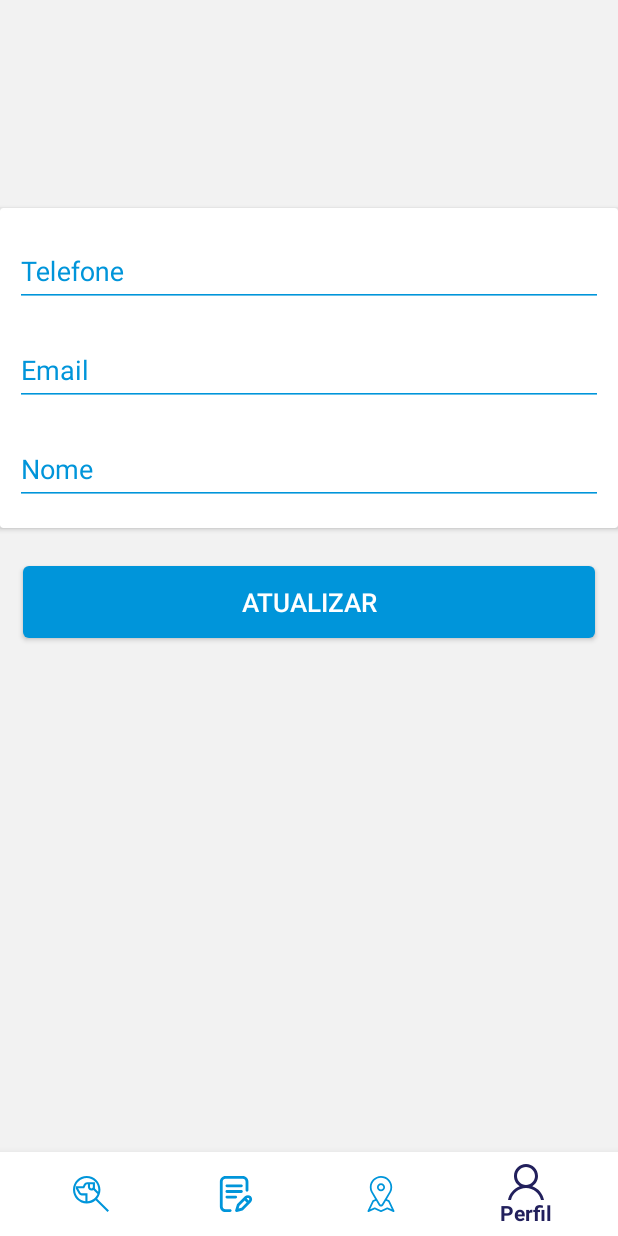
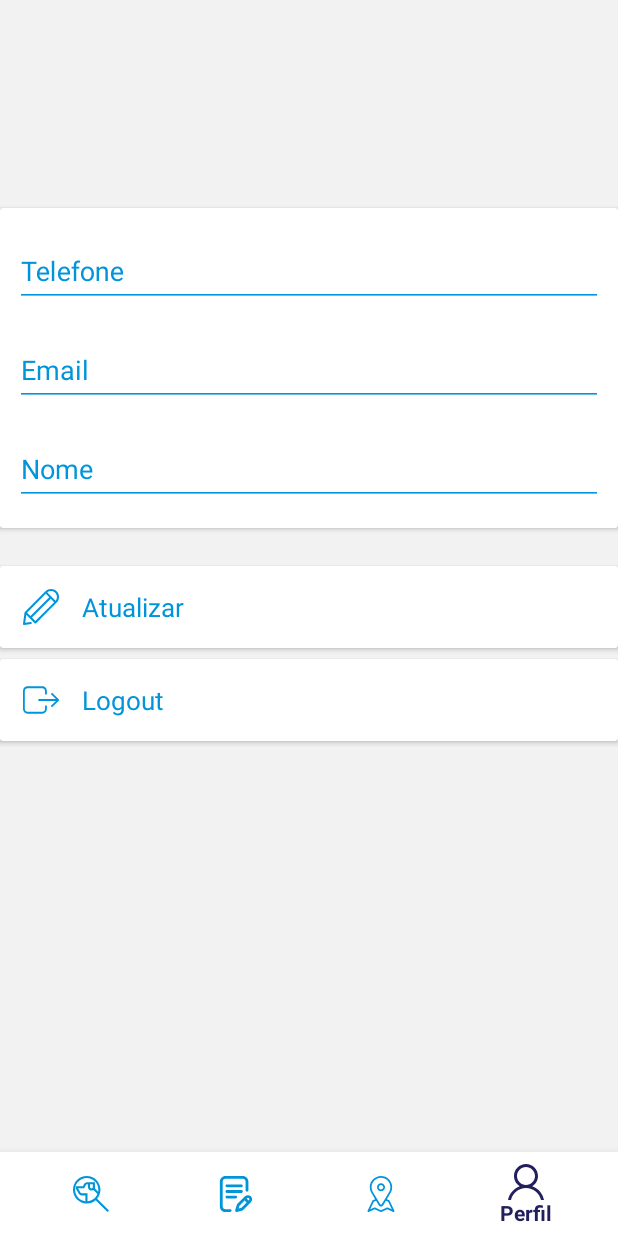
Before and after one commit to wilquerlima/If1001-Petetive, an Android app: the screen it shows after launch once a user with an empty profile is signed in (HomeActivity), item 4 of the bottom bar chosen, on a phone screen of 412 x 824 dp. Run offline under Robolectric (Android 15) with nearby library versions, the phone set to English and light mode, and no system bars; our stand-ins replace Firebase (no records; nobody signed in at launch, a user with empty details on screens opened directly), Picasso; 4 statements that could not run were skipped.

Commit message:
adicionando logout do usuario

```diff
--- a/Petetive/app/src/main/java/br/ufpe/cin/petetive/controller/FirebaseMethods.kt
+++ b/Petetive/app/src/main/java/br/ufpe/cin/petetive/controller/FirebaseMethods.kt
@@ -1,7 +1,12 @@
 package br.ufpe.cin.petetive.controller
 
+import android.app.Activity
+import android.content.Context
+import android.content.Intent
+import br.ufpe.cin.petetive.controller.Session.userLogged
 import br.ufpe.cin.petetive.data.Pet
 import br.ufpe.cin.petetive.data.User
+import br.ufpe.cin.petetive.view.activity.LoginActivity
 import com.google.firebase.auth.FirebaseAuth
 import com.google.firebase.database.DataSnapshot
 import com.google.firebase.database.DatabaseError
@@ -17,6 +22,13 @@ object FirebaseMethods {
     val imageRef = storageRef
     val userRef = database.getReference("users")
     val petRef = database.getReference("pet")
+
+    fun signOut(context: Activity) {
+        mAuth.signOut()
+        userLogged = null
+        context.finish()
+        context.startActivity(Intent(context, LoginActivity::class.java))
+    }
 
     fun getPets(requestCallback: RequestCallback) {
         FirebaseMethods.petRef.addValueEventListener(object : ValueEventListener {
--- a/Petetive/app/src/main/java/br/ufpe/cin/petetive/view/activity/LoginActivity.kt
+++ b/Petetive/app/src/main/java/br/ufpe/cin/petetive/view/activity/LoginActivity.kt
@@ -89,7 +89,6 @@ class LoginActivity : AppCompatActivity(), View.OnClickListener {
             R.id.btn_email_sign_in -> {
                 signIn(edtEmail.text.toString(), edtPassword.text.toString())
             }
-            R.id.btn_sign_out -> signOut()
         }
     }
 
@@ -131,7 +130,7 @@ class LoginActivity : AppCompatActivity(), View.OnClickListener {
                 if (task.isSuccessful) {
                     val currentUser = mAuth.currentUser
                     val user = User("", currentUser?.email!!)
-                    FirebaseMethods.userRef.child(currentUser.uid).setValue(user)
+                    //FirebaseMethods.userRef.child(currentUser.uid).setValue(user)
 
                     val it = Intent(this, HomeActivity::class.java)
                     it.putExtra("uid", currentUser.uid)
@@ -144,12 +143,6 @@ class LoginActivity : AppCompatActivity(), View.OnClickListener {
                 }
             }
     }
-
-    private fun signOut() {
-        mAuth.signOut()
-
-    }
-
 
     private fun validateForm(email: String, password: String): Boolean {
 
--- a/Petetive/app/src/main/java/br/ufpe/cin/petetive/view/fragment/ProcurarFragment.kt
+++ b/Petetive/app/src/main/java/br/ufpe/cin/petetive/view/fragment/ProcurarFragment.kt
@@ -80,6 +80,6 @@ class ProcurarFragment : Fragment(), RequestCallback {
 
     override fun onError(msgError: String) {
         progress?.visibility = View.GONE
-        longToast(msgError)
+        //longToast(msgError)
     }
 }
--- a/Petetive/app/src/main/java/br/ufpe/cin/petetive/view/fragment/UserFragment.kt
+++ b/Petetive/app/src/main/java/br/ufpe/cin/petetive/view/fragment/UserFragment.kt
@@ -1,6 +1,5 @@
 package br.ufpe.cin.petetive.view.fragment
 
-import android.content.DialogInterface
 import android.os.Bundle
 import android.support.v4.app.Fragment
 import android.view.LayoutInflater
@@ -15,12 +14,11 @@ import br.ufpe.cin.petetive.data.User
 import br.ufpe.cin.petetive.view.activity.HomeActivity
 import kotlinx.android.synthetic.main.user_fragment.*
 import kotlinx.android.synthetic.main.user_fragment.view.*
-import org.jetbrains.anko.noButton
 import org.jetbrains.anko.okButton
 import org.jetbrains.anko.support.v4.act
 import org.jetbrains.anko.support.v4.alert
+import org.jetbrains.anko.support.v4.ctx
 import org.jetbrains.anko.support.v4.longToast
-import org.jetbrains.anko.yesButton
 
 class UserFragment : Fragment(), RequestCallback {
 
@@ -32,9 +30,12 @@ class UserFragment : Fragment(), RequestCallback {
         val view = inflater.inflate(R.layout.user_fragment, container, false)
 
         view.btn_atualizar_perfil.setOnClickListener {
-            setProgress(true)
             getCampos()
             FirebaseMethods.atualizarUser(User(nome,email,telefone),this)
+        }
+
+        view.logout.setOnClickListener{
+            FirebaseMethods.signOut(act)
         }
 
         return view
@@ -52,24 +53,10 @@ class UserFragment : Fragment(), RequestCallback {
         }.apply {
             isCancelable = false
         }.show()
-        setProgress(false)
     }
 
     override fun onError(msgError: String) {
-        setProgress(false)
         longToast(msgError)
-    }
-
-    private fun setProgress(active: Boolean) {
-        btn_atualizar_perfil.isEnabled = !active
-
-        if (active) {
-            progress_perfil?.visibility = View.VISIBLE
-            btn_atualizar_perfil.text = ""
-        } else {
-            progress_perfil?.visibility = View.GONE
-            btn_atualizar_perfil.text = getString(R.string.atualizar)
-        }
     }
 
     private fun setCampos(){
--- /dev/null
+++ b/Petetive/app/src/main/res/drawable/ic_edit.xml
@@ -0,0 +1,9 @@
+<vector xmlns:android="http://schemas.android.com/apk/res/android"
+    android:height="24dp"
+    android:viewportHeight="469.331"
+    android:viewportWidth="469.331"
+    android:width="24dp">
+    <path
+        android:fillColor="@color/corPrimaria"
+        android:pathData="M438.931,30.403c-40.4,-40.5 -106.1,-40.5 -146.5,0l-268.6,268.5c-2.1,2.1 -3.4,4.8 -3.8,7.7l-19.9,147.4c-0.6,4.2 0.9,8.4 3.8,11.3c2.5,2.5 6,4 9.5,4c0.6,0 1.2,0 1.8,-0.1l88.8,-12c7.4,-1 12.6,-7.8 11.6,-15.2c-1,-7.4 -7.8,-12.6 -15.2,-11.6l-71.2,9.6l13.9,-102.8l108.2,108.2c2.5,2.5 6,4 9.5,4s7,-1.4 9.5,-4l268.6,-268.5c19.6,-19.6 30.4,-45.6 30.4,-73.3S458.531,49.903 438.931,30.403zM297.631,63.403l45.1,45.1l-245.1,245.1l-45.1,-45.1L297.631,63.403zM160.931,416.803l-44.1,-44.1l245.1,-245.1l44.1,44.1L160.931,416.803zM424.831,152.403l-107.9,-107.9c13.7,-11.3 30.8,-17.5 48.8,-17.5c20.5,0 39.7,8 54.2,22.4s22.4,33.7 22.4,54.2C442.331,121.703 436.131,138.703 424.831,152.403z" />
+</vector>
--- /dev/null
+++ b/Petetive/app/src/main/res/drawable/ic_logout.xml
@@ -0,0 +1,12 @@
+<vector xmlns:android="http://schemas.android.com/apk/res/android"
+    android:height="24dp"
+    android:viewportHeight="490.3"
+    android:viewportWidth="490.3"
+    android:width="24dp">
+    <path
+        android:fillColor="@color/corPrimaria"
+        android:pathData="M0,121.05v248.2c0,34.2 27.9,62.1 62.1,62.1h200.6c34.2,0 62.1,-27.9 62.1,-62.1v-40.2c0,-6.8 -5.5,-12.3 -12.3,-12.3s-12.3,5.5 -12.3,12.3v40.2c0,20.7 -16.9,37.6 -37.6,37.6H62.1c-20.7,0 -37.6,-16.9 -37.6,-37.6v-248.2c0,-20.7 16.9,-37.6 37.6,-37.6h200.6c20.7,0 37.6,16.9 37.6,37.6v40.2c0,6.8 5.5,12.3 12.3,12.3s12.3,-5.5 12.3,-12.3v-40.2c0,-34.2 -27.9,-62.1 -62.1,-62.1H62.1C27.9,58.95 0,86.75 0,121.05z" />
+    <path
+        android:fillColor="@color/corPrimaria"
+        android:pathData="M385.4,337.65c2.4,2.4 5.5,3.6 8.7,3.6s6.3,-1.2 8.7,-3.6l83.9,-83.9c4.8,-4.8 4.8,-12.5 0,-17.3l-83.9,-83.9c-4.8,-4.8 -12.5,-4.8 -17.3,0s-4.8,12.5 0,17.3l63,63H218.6c-6.8,0 -12.3,5.5 -12.3,12.3c0,6.8 5.5,12.3 12.3,12.3h229.8l-63,63C380.6,325.15 380.6,332.95 385.4,337.65z" />
+</vector>
--- a/Petetive/app/src/main/res/layout/user_fragment.xml
+++ b/Petetive/app/src/main/res/layout/user_fragment.xml
@@ -81,27 +81,48 @@
         </android.support.constraint.ConstraintLayout>
     </android.support.v7.widget.CardView>
 
-    <Button
+    <android.support.v7.widget.CardView
         android:id="@+id/btn_atualizar_perfil"
-        android:layout_width="0dp"
+        android:layout_width="match_parent"
         android:layout_height="wrap_content"
-        android:layout_marginEnd="15dp"
-        android:layout_marginStart="15dp"
-        style="@style/button_login"
-        android:text="@string/atualizar"
         android:layout_marginTop="25dp"
+        android:elevation="3dp"
         app:layout_constraintTop_toBottomOf="@+id/card_info_perfil"
         app:layout_constraintEnd_toEndOf="@+id/card_info_perfil"
-        app:layout_constraintStart_toStartOf="@+id/card_info_perfil" />
+        app:layout_constraintStart_toStartOf="@+id/card_info_perfil">
 
-    <ProgressBar
-        android:id="@+id/progress_perfil"
-        android:layout_width="wrap_content"
+        <android.support.v7.widget.AppCompatTextView
+            android:layout_width="wrap_content"
+            android:layout_height="wrap_content"
+            android:text="@string/atualizar"
+            android:textSize="17sp"
+            android:layout_marginStart="15dp"
+            android:layout_marginTop="15dp"
+            android:layout_marginBottom="15dp"
+            android:drawablePadding="15dp"
+            android:drawableStart="@drawable/ic_edit"
+            android:textColor="@color/corPrimaria" />
+    </android.support.v7.widget.CardView>
+
+    <android.support.v7.widget.CardView
+        android:id="@+id/logout"
+        android:layout_width="match_parent"
         android:layout_height="wrap_content"
-        android:visibility="gone"
-        android:indeterminateTint="@color/corSecundaria"
-        app:layout_constraintEnd_toEndOf="@+id/btn_atualizar_perfil"
-        app:layout_constraintBottom_toBottomOf="@+id/btn_atualizar_perfil"
-        app:layout_constraintTop_toTopOf="@+id/btn_atualizar_perfil"
-        app:layout_constraintStart_toStartOf="@+id/btn_atualizar_perfil" />
+        android:layout_marginTop="7dp"
+        android:elevation="3dp"
+        app:layout_constraintTop_toBottomOf="@+id/btn_atualizar_perfil">
+
+        <android.support.v7.widget.AppCompatTextView
+            android:layout_width="wrap_content"
+            android:layout_height="wrap_content"
+            android:textSize="17sp"
+            android:layout_marginStart="15dp"
+            android:layout_marginTop="15dp"
+            android:layout_marginBottom="15dp"
+            android:drawablePadding="15dp"
+            android:drawableStart="@drawable/ic_logout"
+            android:textColor="@color/corPrimaria"
+            android:text="Logout" />
+
+    </android.support.v7.widget.CardView>
 </android.support.constraint.ConstraintLayout>
```
